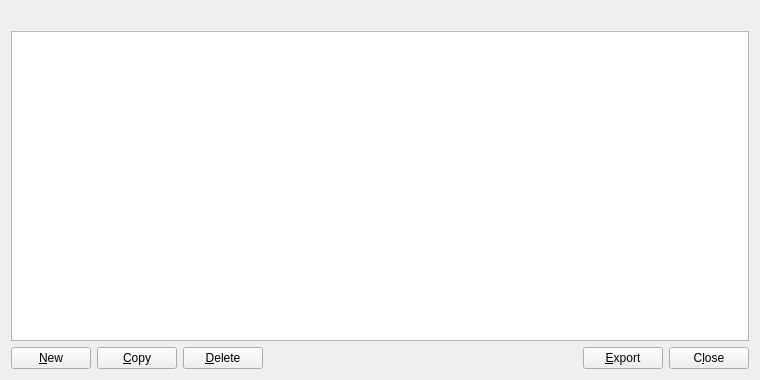
iamdavidfrancis/snekcoin, file src/qt/forms/addressbookpage.ui: the form before one commit.
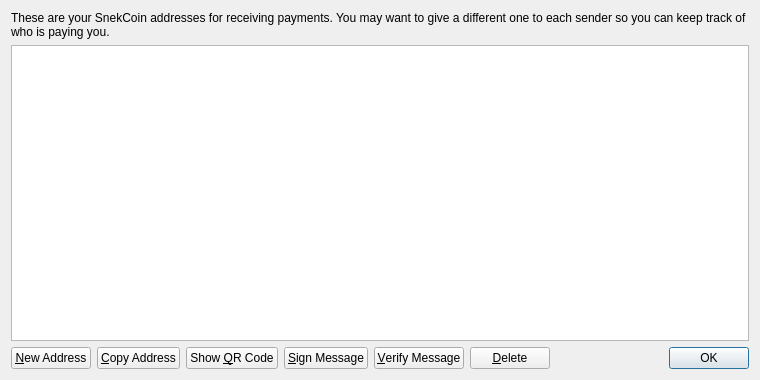
The form after the commit. Icons and pictures are not drawn.

Patch:
```diff
--- a/src/qt/forms/addressbookpage.ui
+++ b/src/qt/forms/addressbookpage.ui
@@ -13,6 +13,9 @@
   <layout class="QVBoxLayout" name="verticalLayout">
    <item>
     <widget class="QLabel" name="labelExplanation">
+     <property name="text">
+      <string>These are your SnekCoin addresses for receiving payments. You may want to give a different one to each sender so you can keep track of who is paying you.</string>
+     </property>
      <property name="textFormat">
       <enum>Qt::PlainText</enum>
      </property>
@@ -57,15 +60,12 @@
         <string>Create a new address</string>
        </property>
        <property name="text">
-        <string>&amp;New</string>
+        <string>&amp;New Address</string>
        </property>
        <property name="icon">
         <iconset resource="../bitcoin.qrc">
          <normaloff>:/icons/add</normaloff>:/icons/add</iconset>
        </property>
-       <property name="autoDefault">
-        <bool>false</bool>
-       </property>
       </widget>
      </item>
      <item>
@@ -74,21 +74,53 @@
         <string>Copy the currently selected address to the system clipboard</string>
        </property>
        <property name="text">
-        <string>&amp;Copy</string>
+        <string>&amp;Copy Address</string>
        </property>
        <property name="icon">
         <iconset resource="../bitcoin.qrc">
          <normaloff>:/icons/editcopy</normaloff>:/icons/editcopy</iconset>
        </property>
-       <property name="autoDefault">
-        <bool>false</bool>
+      </widget>
+     </item>
+     <item>
+      <widget class="QPushButton" name="showQRCode">
+       <property name="text">
+        <string>Show &amp;QR Code</string>
        </property>
       </widget>
      </item>
      <item>
       <widget class="QPushButton" name="deleteAddress">
        <property name="toolTip">
-        <string>Delete the currently selected address from the list</string>
+        <string>Sign a message to prove you own a Bitcoin address</string>
+       </property>
+       <property name="text">
+        <string>&amp;Sign Message</string>
+       </property>
+       <property name="icon">
+        <iconset resource="../bitcoin.qrc">
+         <normaloff>:/icons/edit</normaloff>:/icons/edit</iconset>
+       </property>
+      </widget>
+     </item>
+     <item>
+      <widget class="QPushButton" name="verifyMessage">
+       <property name="toolTip">
+        <string>Verify a message to ensure it was signed with a specified Bitcoin address</string>
+       </property>
+       <property name="text">
+        <string>&amp;Verify Message</string>
+       </property>
+       <property name="icon">
+        <iconset resource="../bitcoin.qrc">
+         <normaloff>:/icons/transaction_0</normaloff>:/icons/transaction_0</iconset>
+       </property>
+      </widget>
+     </item>
+     <item>
+      <widget class="QPushButton" name="deleteButton">
+       <property name="toolTip">
+        <string>Delete the currently selected address from the list. Only sending addresses can be deleted.</string>
        </property>
        <property name="text">
         <string>&amp;Delete</string>
@@ -97,9 +129,6 @@
         <iconset resource="../bitcoin.qrc">
          <normaloff>:/icons/remove</normaloff>:/icons/remove</iconset>
        </property>
-       <property name="autoDefault">
-        <bool>false</bool>
-       </property>
       </widget>
      </item>
      <item>
@@ -116,35 +145,15 @@
       </spacer>
      </item>
      <item>
-      <widget class="QPushButton" name="exportButton">
-       <property name="toolTip">
-        <string>Export the data in the current tab to a file</string>
-       </property>
-       <property name="text">
-        <string>&amp;Export</string>
-       </property>
-       <property name="icon">
-        <iconset resource="../bitcoin.qrc">
-         <normaloff>:/icons/export</normaloff>:/icons/export</iconset>
-       </property>
-       <property name="autoDefault">
-        <bool>false</bool>
-       </property>
-      </widget>
-     </item>
-     <item>
-      <widget class="QPushButton" name="closeButton">
+      <widget class="QDialogButtonBox" name="buttonBox">
        <property name="sizePolicy">
-        <sizepolicy hsizetype="Minimum" vsizetype="Minimum">
+        <sizepolicy hsizetype="Maximum" vsizetype="Fixed">
          <horstretch>0</horstretch>
          <verstretch>0</verstretch>
         </sizepolicy>
        </property>
-       <property name="text">
-        <string>C&amp;lose</string>
-       </property>
-       <property name="autoDefault">
-        <bool>false</bool>
+       <property name="standardButtons">
+        <set>QDialogButtonBox::Ok</set>
        </property>
       </widget>
      </item>
```
Left out of the diff: 15 changed lines with no effect on the pictures.
